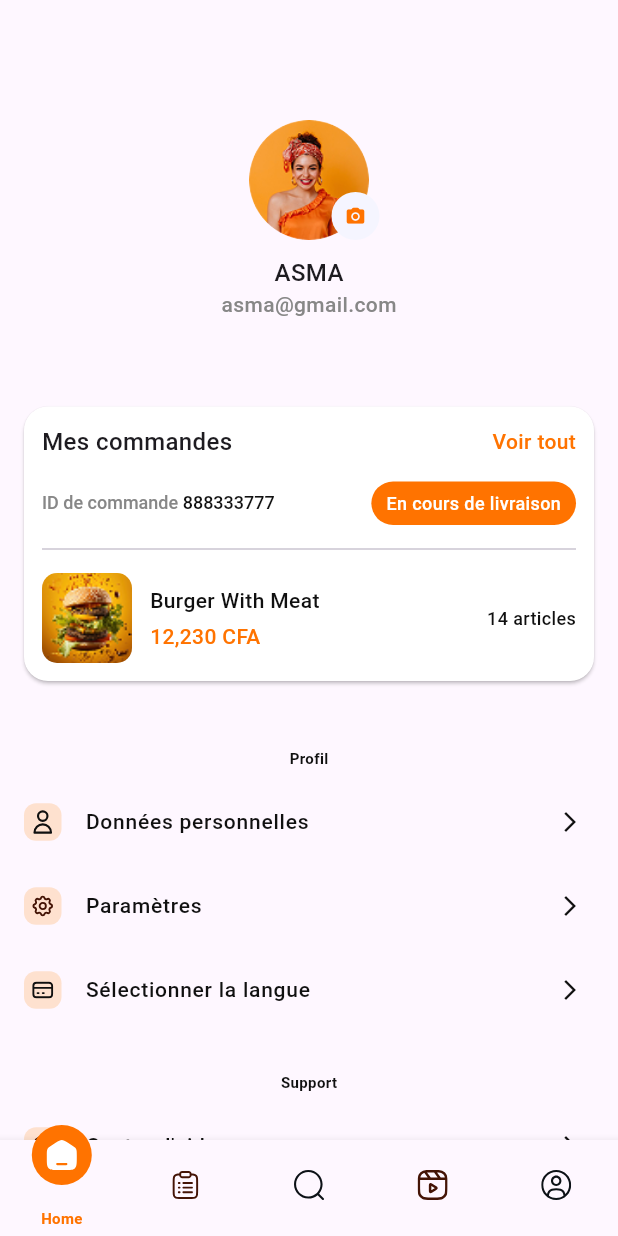
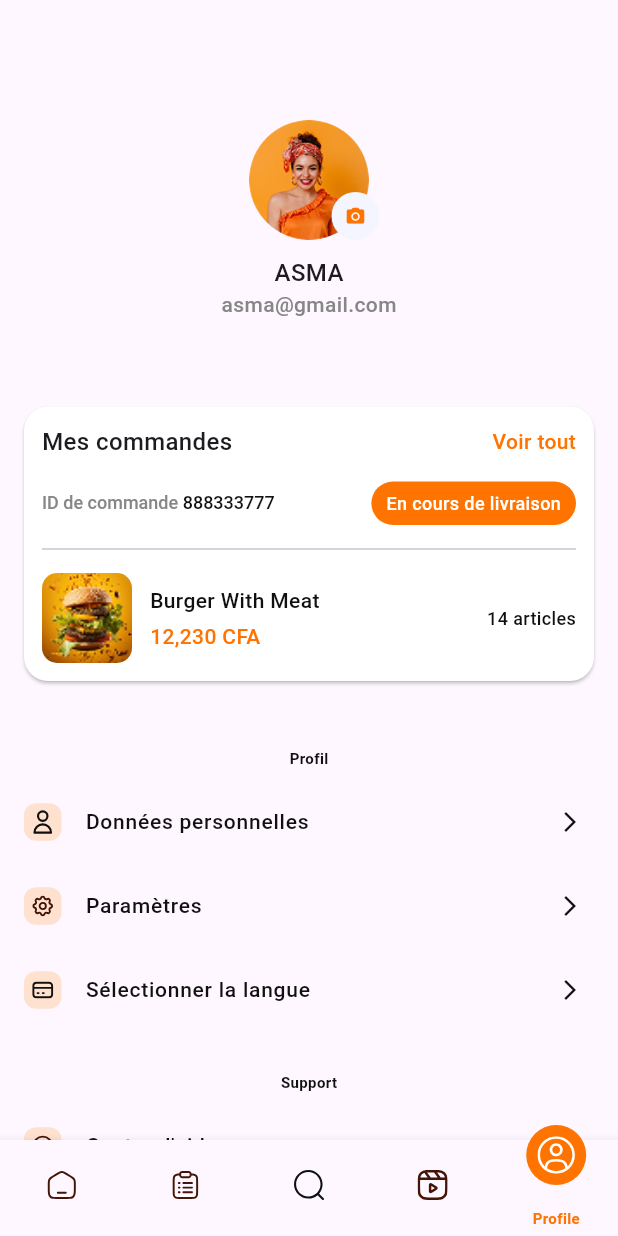
Before and after one commit to Nacim-w/FoodDelivery, a Flutter app: the screen it shows after launch, on a phone screen of 412 x 824 dp. Run offline on Flutter 3.47's test engine with Material 3 defaults, Android fonts, the phone set to English and light mode, and no system bars; our stand-ins replace auto_size_text, bloc, flutter_bloc, flutter_svg, fluttertoast, gap and 3 more.

Commit message:
configure GoRouter

```diff
--- /dev/null
+++ b/lib/common/routes/destinations.dart
@@ -0,0 +1,85 @@
+import 'package:flutter/material.dart';
+import 'package:flutter_svg/svg.dart';
+import 'package:testing/common/res/media.dart';
+import 'package:testing/common/res/styles/colours.dart';
+
+class Destinations {
+  const Destinations(
+      {required this.label,
+      required this.inactiveIcon,
+      required this.activeicon});
+
+  final String label;
+  final String inactiveIcon;
+  final String activeicon;
+}
+
+var destinations = [
+  BottomNavigationBarItem(
+    label: "Home",
+    icon: inactiveIcon(Media.home),
+    activeIcon: activeIcon(
+      Media.homeActive,
+    ),
+  ),
+  BottomNavigationBarItem(
+    label: "Orders",
+    icon: inactiveIcon(Media.orders),
+    activeIcon: activeIcon(
+      Media.ordersActive,
+    ),
+  ),
+  BottomNavigationBarItem(
+    label: "Search",
+    icon: inactiveIcon(Media.search),
+    activeIcon: activeIcon(
+      Media.searchActive,
+    ),
+  ),
+  BottomNavigationBarItem(
+    label: "Reels",
+    icon: inactiveIcon(Media.reels),
+    activeIcon: activeIcon(
+      Media.reelsActive,
+    ),
+  ),
+  BottomNavigationBarItem(
+    label: "Profile",
+    icon: inactiveIcon(Media.guest),
+    activeIcon: activeIcon(
+      Media.guestActive,
+    ),
+  ),
+];
+Widget inactiveIcon(icon) {
+  return SizedBox(
+    width: 20,
+    height: 20,
+    child: SvgPicture.asset(
+      icon,
+    ),
+  );
+}
+
+Widget activeIcon(String icon) {
+  return Column(
+    children: [
+      Transform.translate(
+        offset: Offset(0, -15),
+        child: Container(
+          decoration: BoxDecoration(
+            shape: BoxShape.circle,
+            color: Colours.lightThemeOrangeTextColor,
+          ),
+          width: 40,
+          height: 40,
+          child: Center(
+            child: SvgPicture.asset(
+              icon,
+            ),
+          ),
+        ),
+      ),
+    ],
+  );
+}
--- /dev/null
+++ b/lib/common/routes/layout.dart
@@ -0,0 +1,32 @@
+import 'package:flutter/material.dart';
+import 'package:go_router/go_router.dart';
+import 'package:testing/common/extensions/text_style_extension.dart';
+import 'package:testing/common/res/styles/colours.dart';
+import 'package:testing/common/res/styles/text.dart';
+import 'package:testing/common/routes/destinations.dart';
+
+class LayoutScaffold extends StatelessWidget {
+  const LayoutScaffold({
+    Key? key,
+    required this.navigationShell,
+  }) : super(key: key ?? const ValueKey<String>('LayoutScaffold'));
+
+  final StatefulNavigationShell navigationShell;
+
+  @override
+  Widget build(BuildContext context) => Scaffold(
+        body: navigationShell,
+        bottomNavigationBar: BottomNavigationBar(
+          items: destinations,
+          onTap: (index) {
+            navigationShell.goBranch(index);
+          },
+          currentIndex: navigationShell.currentIndex,
+          selectedItemColor: Colours.lightThemeOrangeTextColor,
+          elevation: 5,
+          showUnselectedLabels: false,
+          selectedLabelStyle: TextStyles.textBoldSmallest.orange,
+          type: BottomNavigationBarType.fixed,
+        ),
+      );
+}
--- a/lib/common/routes/names.dart
+++ b/lib/common/routes/names.dart
@@ -8,3 +8,24 @@ class AppRoutes {
   static const profileSettings = "/profile_settings";
   static const dashboard = "/dashboard";
 }
+
+class Routes {
+  Routes._();
+  static const homePage = "/home";
+  static const ordersPage = "/orders";
+  static const searchPage = "/search";
+  static const reelsPage = "/reels";
+  static const profilePage = "/profile";
+  static const helpCenterPage = "helpCenter";
+  static const nestedHelpCenterPage = "/profile/helpCenter";
+  static const placeHolderPage = "/placeHolder";
+  static const personalDataPage = "personalDataPage";
+  static const nestedPersonalDataPage = "/profile/personalDataPage";
+  static const signUpPage = "/signUpPage";
+  static const signInPage = "/signInPage";
+  static const changePasswordPage = "/changePasswordPage";
+  static const forgotPasswordPage = "/forgotPasswordPage";
+  static const otpPage = "/otpPage";
+  static const paramsPage = "params";
+  static const nestedParamsPage = "/profile/params";
+}
--- a/lib/common/routes/pages.dart
+++ b/lib/common/routes/pages.dart
@@ -42,6 +42,13 @@ class AppPages {
       PageEntity(
         route: AppRoutes.homePage,
         page: const HomePage(),
+        bloc: BlocProvider(
+          create: (_) => HomeBlocs(),
+        ),
+      ),
+      PageEntity(
+        route: AppRoutes.forgotPassword,
+        page: const ForgotPasswordPage(),
         bloc: BlocProvider(
           create: (_) => HomeBlocs(),
         ),
--- /dev/null
+++ b/lib/common/routes/router.dart
@@ -0,0 +1,69 @@
+import 'package:flutter/widgets.dart';
+import 'package:go_router/go_router.dart';
+import 'package:testing/_placeholder.dart';
+import 'package:testing/common/routes/layout.dart';
+import 'package:testing/common/routes/names.dart';
+import 'package:testing/pages/home/home_page.dart';
+import 'package:testing/pages/profile/help_center/help_center_page.dart';
+import 'package:testing/pages/profile/profile_settings/profile_settings_page.dart';
+
+final _rootNagivatorKey = GlobalKey<NavigatorState>(debugLabel: "root");
+final router = GoRouter(
+  navigatorKey: _rootNagivatorKey,
+  initialLocation: Routes.profilePage,
+  routes: [
+    StatefulShellRoute.indexedStack(
+      builder: (context, state, navigationShell) => LayoutScaffold(
+        navigationShell: navigationShell,
+      ),
+      branches: [
+        StatefulShellBranch(
+          routes: [
+            GoRoute(
+              path: Routes.homePage,
+              builder: (context, state) => const HomePage(),
+            ),
+          ],
+        ),
+        StatefulShellBranch(
+          routes: [
+            GoRoute(
+              path: Routes.ordersPage,
+              builder: (context, state) => const PlaceHolderPage(),
+            ),
+          ],
+        ),
+        StatefulShellBranch(
+          routes: [
+            GoRoute(
+              path: Routes.searchPage,
+              builder: (context, state) => const PlaceHolderPage(),
+            ),
+          ],
+        ),
+        StatefulShellBranch(
+          routes: [
+            GoRoute(
+              path: Routes.reelsPage,
+              builder: (context, state) => const PlaceHolderPage(),
+            ),
+          ],
+        ),
+        StatefulShellBranch(
+          routes: [
+            GoRoute(
+              path: Routes.profilePage,
+              builder: (context, state) => const ProfileSettingsPage(),
+              routes: [
+                GoRoute(
+                  path: Routes.helpCenterPage,
+                  builder: (context, state) => HelpCenterPage(),
+                ),
+              ],
+            ),
+          ],
+        ),
+      ],
+    )
+  ],
+);
--- a/lib/main.dart
+++ b/lib/main.dart
@@ -1,6 +1,7 @@
 import 'package:flutter/material.dart';
 import 'package:flutter_bloc/flutter_bloc.dart';
 import 'package:testing/common/routes/pages.dart';
+import 'package:testing/common/routes/router.dart';
 import 'package:testing/global.dart';
 
 void main() async {
@@ -14,11 +15,11 @@ class MyApp extends StatelessWidget {
   Widget build(BuildContext context) {
     return MultiBlocProvider(
       providers: [...AppPages.allBlocProviders(context)],
-      child: MaterialApp(
+      child: MaterialApp.router(
+        routerConfig: router,
         debugShowCheckedModeBanner: false,
         theme: ThemeData(brightness: Brightness.light),
         themeMode: ThemeMode.light,
-        onGenerateRoute: AppPages.generateRouteSettings,
       ),
     );
   }
```
Also changed, not shown: lib/_placeholder.dart (added, +18 -0 lines), lib/pages/profile/profile_settings/sections/settings_list_view/settings_list_widgets.dart (+3 -5 lines), 4 other files.
